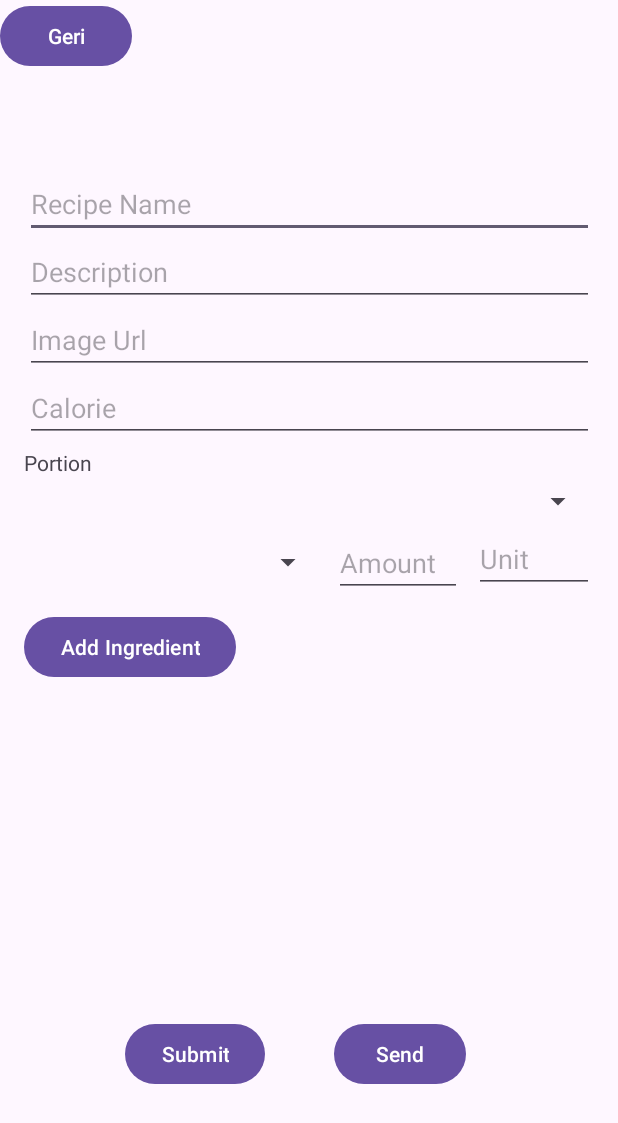
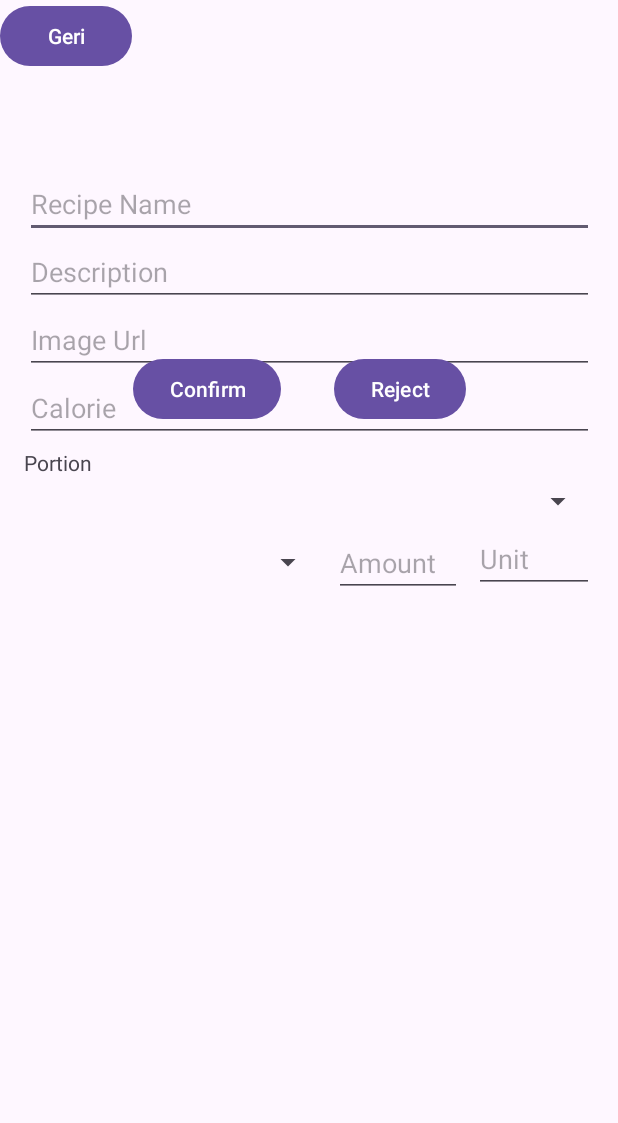
Before and after one commit to nidanurdemirhan/App-cakery, an Android app: the layout admin_request_detail.xml on its own in the app's theme, with its tools: preview values and no code run, on a phone screen of 412 x 824 dp. Shown: the top 1123 px of the screen. Run offline under Robolectric (Android 15) with nearby library versions, the light colour scheme and no system bars.

Commit message:
admin updated

```diff
--- a/app/src/main/java/com/nida/app_cakery/Activity/LoginActivity.java
+++ b/app/src/main/java/com/nida/app_cakery/Activity/LoginActivity.java
@@ -80,7 +80,7 @@ public class LoginActivity extends AppCompatActivity {
                                                         CakeryDomain cakeryDomain = CakeryDomain.getInstance();
 
                                                         if (CakeryDomain.getInstance().getPerson() instanceof Admin){
-                                                            startActivity(new Intent(LoginActivity.this, RegisterActivity.class)); //BU DEĞİŞECEK SADECE DENEME AMAÇLI
+                                                            startActivity(new Intent(LoginActivity.this, AdminHomeActivity.class)); //BU DEĞİŞECEK SADECE DENEME AMAÇLI
                                                         }else {
                                                             startActivity(new Intent(LoginActivity.this, HomeActivity.class));
                                                             //updateUI(user);
--- a/app/src/main/res/layout/admin_request_detail.xml
+++ b/app/src/main/res/layout/admin_request_detail.xml
@@ -111,34 +111,24 @@
                 app:layout_constraintTop_toBottomOf="@+id/portionSpinner" />
 
             <Button
-                android:id="@+id/btnAddIngredient"
+                android:id="@+id/btnReject"
                 android:layout_width="wrap_content"
                 android:layout_height="wrap_content"
-                android:layout_marginStart="16dp"
-                android:layout_marginTop="12dp"
-                android:text="Add Ingredient"
-                app:layout_constraintStart_toStartOf="parent"
-                app:layout_constraintTop_toBottomOf="@+id/ingredientSpinner" />
-
-            <Button
-                android:id="@+id/btnSend"
-                android:layout_width="wrap_content"
-                android:layout_height="wrap_content"
-                android:layout_marginTop="180dp"
-                android:text="Send"
+                android:layout_marginTop="216dp"
+                android:text="Reject"
                 app:layout_constraintEnd_toEndOf="parent"
                 app:layout_constraintHorizontal_bias="0.687"
                 app:layout_constraintStart_toStartOf="parent"
                 app:layout_constraintTop_toBottomOf="@+id/ingredientList" />
 
             <Button
-                android:id="@+id/btnSubmit"
+                android:id="@+id/btnConfirm"
                 android:layout_width="wrap_content"
                 android:layout_height="wrap_content"
-                android:layout_marginTop="180dp"
-                android:text="Submit"
+                android:layout_marginTop="216dp"
+                android:text="Confirm"
                 app:layout_constraintEnd_toEndOf="parent"
-                app:layout_constraintHorizontal_bias="0.261"
+                app:layout_constraintHorizontal_bias="0.282"
                 app:layout_constraintStart_toStartOf="parent"
                 app:layout_constraintTop_toBottomOf="@+id/ingredientList" />
 
@@ -153,12 +143,11 @@
                 android:id="@+id/ingredientList"
                 android:layout_width="wrap_content"
                 android:layout_height="wrap_content"
-                android:layout_marginTop="24dp"
                 android:text=""
                 app:layout_constraintEnd_toEndOf="parent"
                 app:layout_constraintHorizontal_bias="0.038"
                 app:layout_constraintStart_toStartOf="parent"
-                app:layout_constraintTop_toBottomOf="@+id/btnAddIngredient" />
+                tools:layout_editor_absoluteY="428dp" />
 
         </androidx.constraintlayout.widget.ConstraintLayout>
 
```
Also changed, not shown: app/src/main/java/com/nida/app_cakery/Activity/AdminHomeActivity.java (added, +50 -0 lines), app/src/main/java/com/nida/app_cakery/Activity/RequestDetailActivity.java (added, +87 -0 lines), app/src/main/res/layout/admin_home_page.xml (+1 -9 lines).
